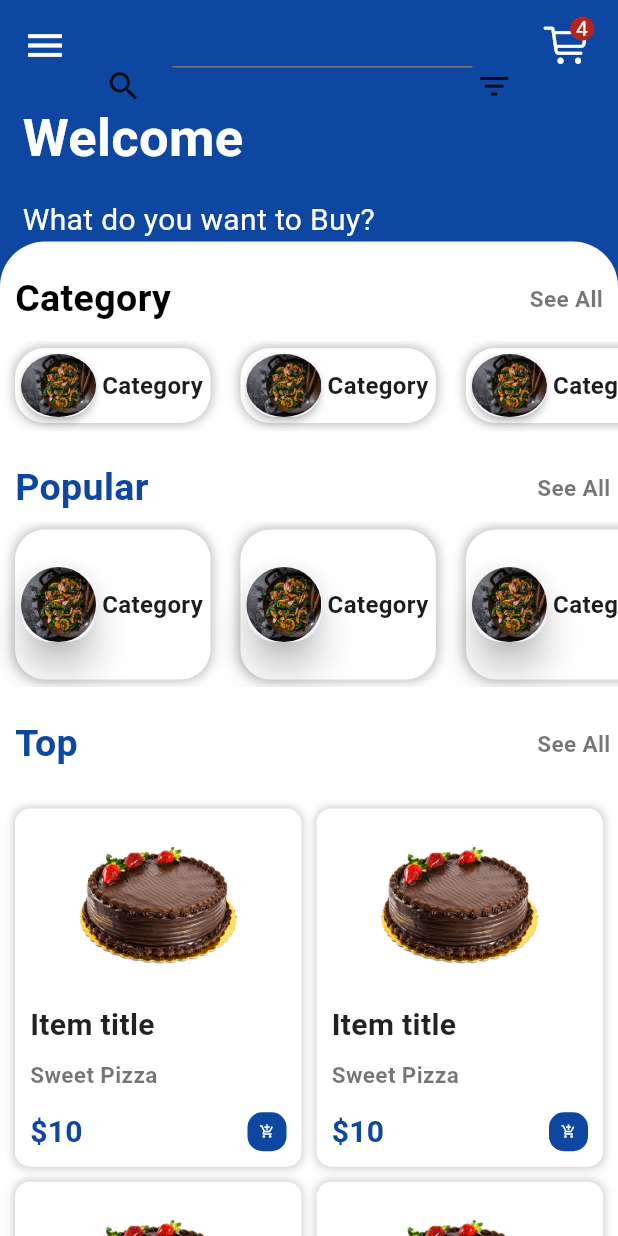
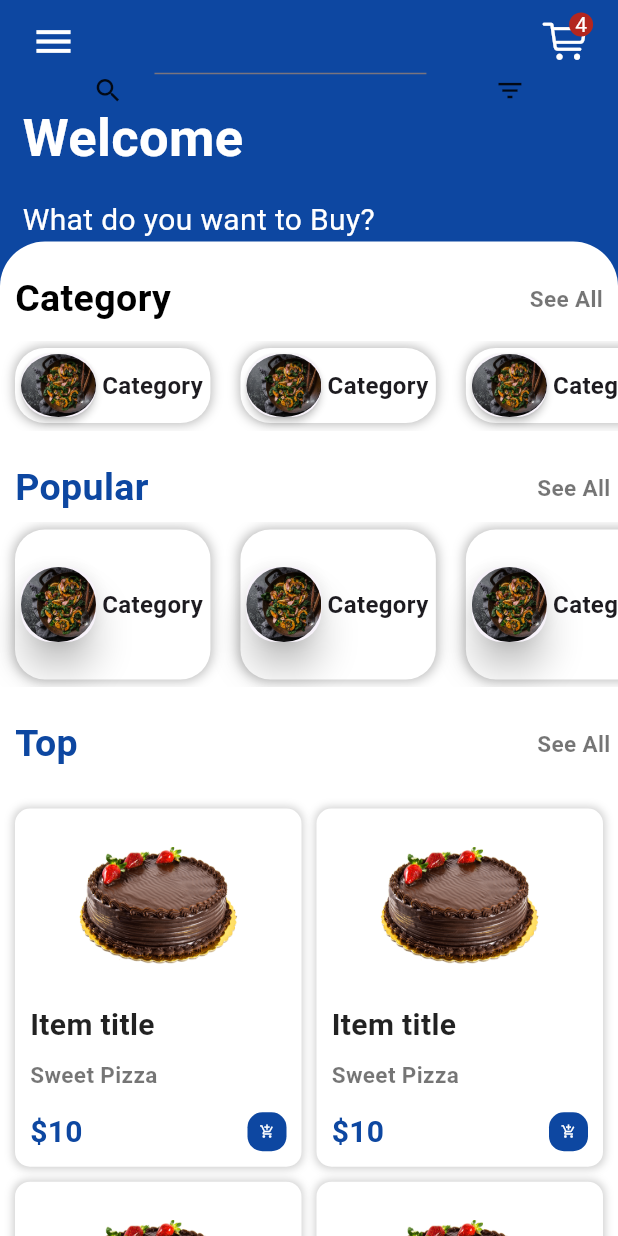
Before and after one commit to qotibaeiad/bring, a Flutter app: the screen it shows after launch, on a phone screen of 412 x 824 dp. Run offline on Flutter 3.47's test engine with Material 3 defaults, Android fonts, the light colour scheme and no system bars; our stand-ins replace socket_io_client; missing offline and left inert: side_sheet, side_sheet_material3; accounts and stored records are empty; network calls fail.

Commit message:
fix width adn heigh

```diff
--- a/lib/screen/splashscreen.dart
+++ b/lib/screen/splashscreen.dart
@@ -22,7 +22,11 @@ class _SplashScreenState extends State<SplashScreen> {
     return Scaffold(
       appBar: AppBar(
         flexibleSpace: Container(
-          margin: EdgeInsets.only(top: 45, left: 70, right: 70, bottom: 5),
+          margin: EdgeInsets.only(
+              top: MediaQuery.of(context).size.width * 0.12,
+              left: MediaQuery.of(context).size.width * 0.15,
+              right: MediaQuery.of(context).size.width * 0.15,
+              bottom: 5),
           //padding: EdgeInsets.a,
           height: 50,
           decoration: BoxDecoration(
@@ -33,11 +37,12 @@ class _SplashScreenState extends State<SplashScreen> {
             children: [
               Icon(
                 Icons.search,
-                size: 25,
+                size: MediaQuery.of(context).size.width * 0.050,
               ),
               Container(
-                margin: EdgeInsets.only(left: 20),
-                width: 200,
+                margin: EdgeInsets.only(
+                    left: MediaQuery.of(context).size.width * 0.050),
+                width: MediaQuery.of(context).size.width * 0.44,
                 child: TextFormField(
                   decoration: InputDecoration(hintText: 'Search here...'),
                 ),
@@ -45,7 +50,7 @@ class _SplashScreenState extends State<SplashScreen> {
               Spacer(),
               Icon(
                 Icons.filter_list,
-                size: 25,
+                size: MediaQuery.of(context).size.width * 0.050,
               ),
             ],
           ),
@@ -54,7 +59,11 @@ class _SplashScreenState extends State<SplashScreen> {
         leadingWidth: 100,
         backgroundColor: Colors.blue[900],
         leading: Container(
-          padding: EdgeInsets.only(right: 20, left: 15, top: 10),
+          padding: EdgeInsets.only(
+              right: MediaQuery.of(context).size.width * 0.050,
+              left: MediaQuery.of(context).size.width * 0.050,
+              top: MediaQuery.of(context).size.width * 0.030,
+              bottom: MediaQuery.of(context).size.width * 0.10),
           child: Row(
             mainAxisAlignment: MainAxisAlignment.spaceBetween,
             children: [
@@ -79,7 +88,11 @@ class _SplashScreenState extends State<SplashScreen> {
         ),
         actions: [
           Container(
-            padding: EdgeInsets.only(right: 20, left: 15, top: 10),
+            padding: EdgeInsets.only(
+                right: MediaQuery.of(context).size.width * 0.050,
+                left: MediaQuery.of(context).size.width * 0.050,
+                top: MediaQuery.of(context).size.width * 0.030,
+                bottom: MediaQuery.of(context).size.width * 0.10),
             child: Badge.count(
               count: 4,
               textStyle: TextStyle(
--- a/lib/widget/BottomCartSheet.dart
+++ b/lib/widget/BottomCartSheet.dart
@@ -168,7 +168,7 @@ class BottomCartSheet extends StatelessWidget {
                   Text(
                     'Delivery',
                     style: TextStyle(
-                      fontSize: 18,
+                      fontSize: MediaQuery.of(context).size.width * 0.044,
                       fontWeight: FontWeight.bold,
                       color: Colors.blue[900],
                     ),
--- a/pubspec.yaml
+++ b/pubspec.yaml
@@ -30,7 +30,6 @@ environment:
 dependencies:
   flutter:
     sdk: flutter
-
 
   # The following adds the Cupertino Icons font to your application.
   # Use with the CupertinoIcons class for iOS style icons.
```
